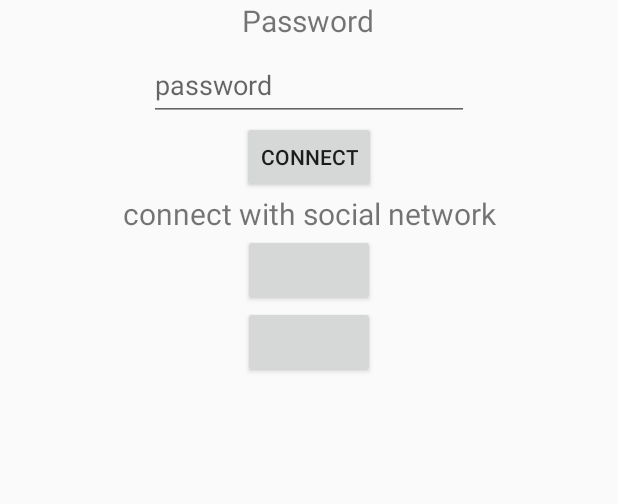
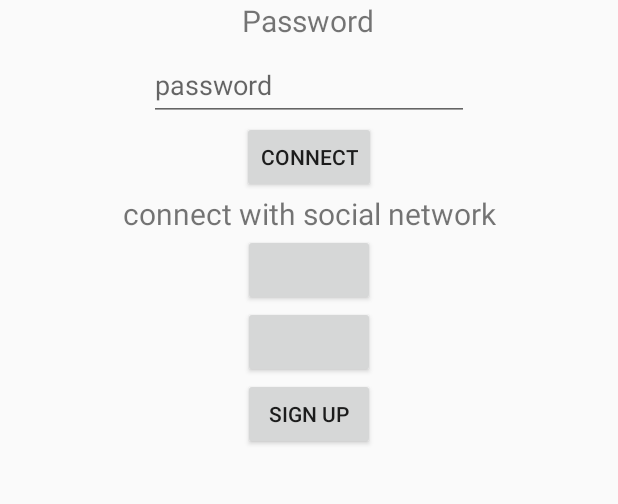
Before and after one commit to BenjaminGirard/StreetLive, an Android app: the screen it shows after launch (AuthentificationActivity), on a phone screen of 412 x 824 dp, the part 278-782 px from its top. Run offline under Robolectric (Android 15) with nearby library versions, the light colour scheme and no system bars; libraries missing offline, so code that uses them is left out: com.facebook, com.facebook.appevents, com.facebook.login, com.twitter.sdk; plain views replace LoginButton, TwitterLoginButton; 8 statements that could not run were skipped.

Commit message:
added database handler and signup activity

```diff
--- a/App/app/src/main/java/com/example/tetard/streetlive/AuthentificationActivity.java
+++ b/App/app/src/main/java/com/example/tetard/streetlive/AuthentificationActivity.java
@@ -7,6 +7,7 @@ import android.util.Log;
 import android.view.View;
 import android.widget.TextView;
 
+import com.example.tetard.streetlive.Database.DatabaseHandler;
 import com.facebook.CallbackManager;
 import com.facebook.FacebookCallback;
 import com.facebook.FacebookException;
@@ -29,6 +30,8 @@ import com.twitter.sdk.android.core.identity.TwitterLoginButton;
 
 public class AuthentificationActivity extends AppCompatActivity {
 
+    DatabaseHandler db = new DatabaseHandler();
+
     /*
     *  FACEBOOK variables
     * */
@@ -49,8 +52,6 @@ public class AuthentificationActivity extends AppCompatActivity {
 
     @Override
     protected void onCreate(Bundle savedInstanceState) {
-
-
         super.onCreate(savedInstanceState);
         /*
         *  Facebook initialization (app ID and secret in manifests/AndroidManifest.xml)
@@ -73,11 +74,17 @@ public class AuthentificationActivity extends AppCompatActivity {
         Log.wtf("ONCREATE", "entered create");
         Log.wtf("CREATE", "quit create");
 
+        db.connect("http://127.0.0.1:3306/phpmyadmin/index.php?db=test&table=category&target=sql.php&token=7ba13a3a742ca58c4a4e2c4418f99134#PMAURL:db=test&table=category&target=sql.php&token=7ba13a3a742ca58c4a4e2c4418f99134");
         twitterLoginCallback();
         mTwitterAuthClient = new TwitterAuthClient();
     }
     public void connectButton(View view) {
         Intent intent = new Intent(this, ArtistLocate.class);
+        startActivity(intent);
+    }
+
+    public void signupButton(View view) {
+        Intent intent = new Intent(this, CreateUserActivity.class);
         startActivity(intent);
     }
 
@@ -136,4 +143,5 @@ public class AuthentificationActivity extends AppCompatActivity {
         _twLoginButton.onActivityResult(requestCode, resultCode, data);
     }
 
+
 }
--- /dev/null
+++ b/App/app/src/main/java/com/example/tetard/streetlive/Database/DatabaseHandler.java
@@ -0,0 +1,40 @@
+package com.example.tetard.streetlive.Database;
+
+import android.util.Log;
+
+import org.apache.http.HttpResponse;
+import org.apache.http.client.HttpClient;
+import org.apache.http.client.methods.HttpGet;
+import org.apache.http.impl.client.DefaultHttpClient;
+
+import java.io.BufferedReader;
+import java.io.InputStreamReader;
+import java.net.URI;
+import java.net.URL;
+
+/**
+ * Created by nicolas on 12/03/2018.
+ */
+
+public class DatabaseHandler {
+    public void connect(String link) {
+        try {
+            Log.wtf("HANDLER", "entered Connect Handler");
+
+            // connect ?
+            URL url = new URL(link);
+            HttpClient client = new DefaultHttpClient();
+            HttpGet request = new HttpGet();
+            request.setURI(new URI(link));
+
+            // response
+            HttpResponse response = client.execute(request);
+            Log.wtf("URL", response.toString());
+            BufferedReader in = new BufferedReader
+                    (new InputStreamReader(response.getEntity().getContent()));
+        }
+        catch (Exception e) {
+            Log.wtf("EEEEEEEEEEEEEEEERRRRRRRRRRRRRRR", e.getStackTrace().toString());
+        }
+    }
+}
--- a/App/app/src/main/res/layout/activity_authentification.xml
+++ b/App/app/src/main/res/layout/activity_authentification.xml
@@ -98,4 +98,16 @@
         app:layout_constraintTop_toBottomOf="@+id/facebook_connect"
         />
 
+    <Button
+        android:id="@+id/signup_button"
+        android:layout_width="wrap_content"
+        android:layout_height="wrap_content"
+        android:text="Sign Up"
+        app:layout_constraintEnd_toEndOf="parent"
+        app:layout_constraintHorizontal_bias="0.5"
+        app:layout_constraintStart_toStartOf="parent"
+        app:layout_constraintTop_toBottomOf="@+id/twitter_connect"
+        android:onClick="signupButton" />
+
+
 </android.support.constraint.ConstraintLayout>
```
Also changed, not shown: App/app/build.gradle (+9 -3 lines), App/app/src/main/AndroidManifest.xml (+14 -16 lines), App/app/src/main/java/com/example/tetard/streetlive/CreateUserActivity.java (added, +13 -0 lines), App/app/src/main/res/layout/activity_create_user.xml (added, +11 -0 lines), 269 other files.
